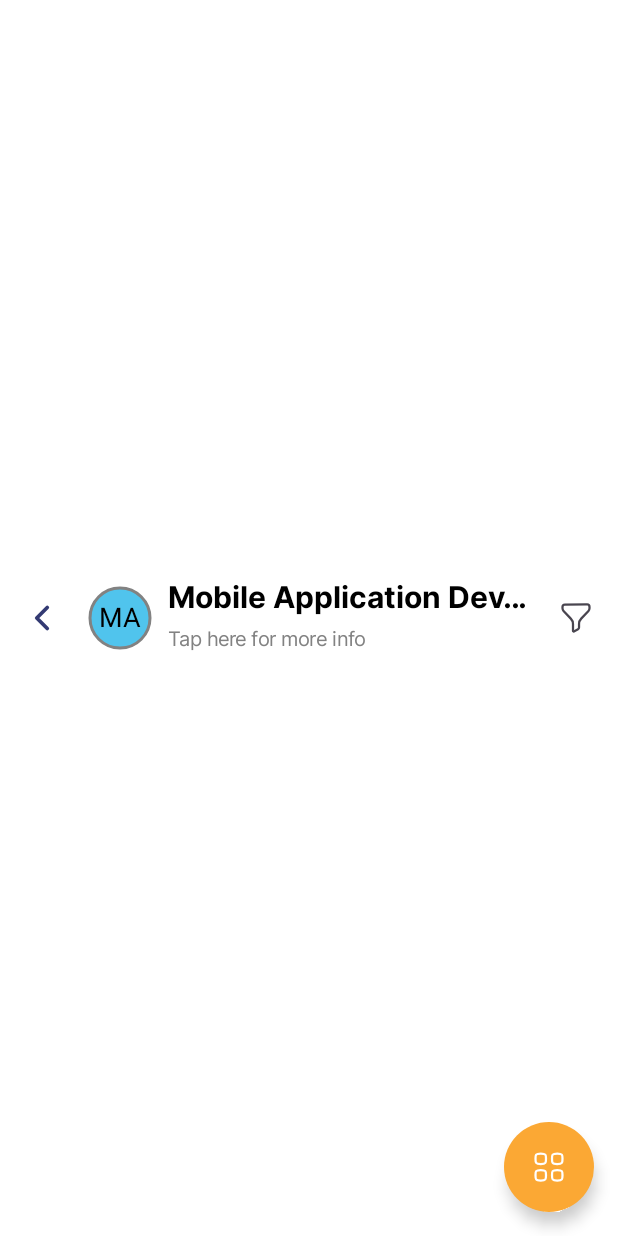
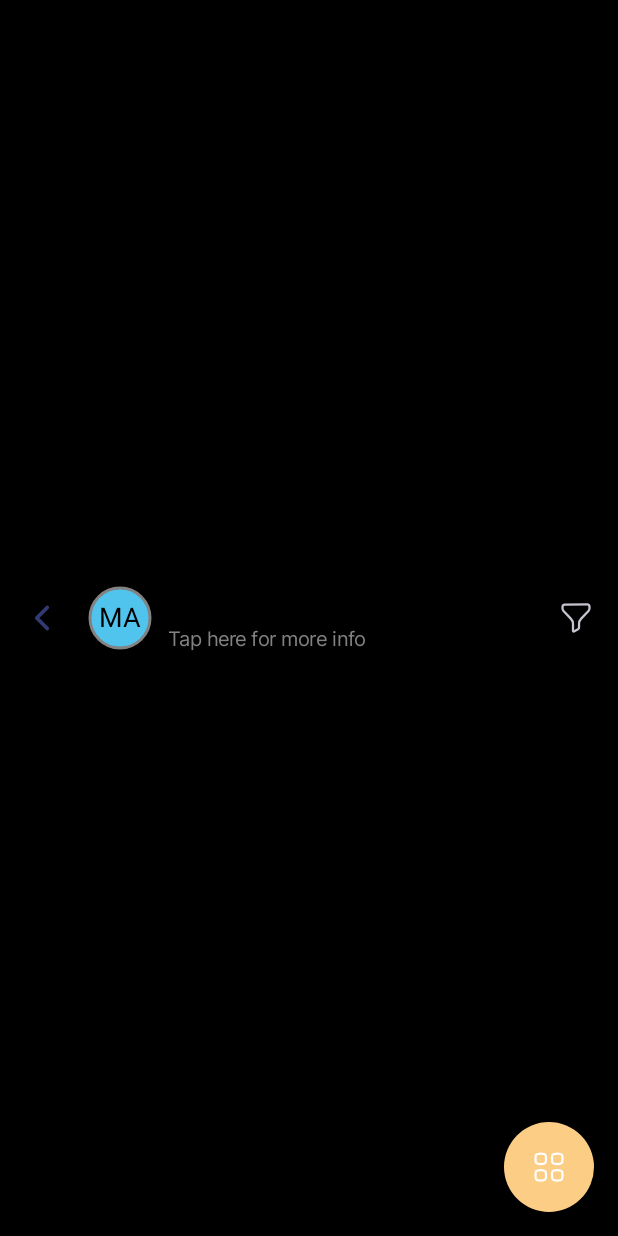
Before and after one commit to pex9/CollaborAnt, an Android app built with Jetpack Compose: the screen it shows after launch (MainActivity), after a tap on "Mobile Application Development", on a phone screen of 412 x 824 dp. Run offline under Robolectric (Android 15) with nearby library versions, the phone set to English and light mode, and no system bars; pictures from the network do not load; 1 statement that could not run was skipped; 1 other tap on this screen came first.

Commit message:
feat: imported colors in Color.kt and changed Theme.kt accordingly

```diff
--- a/app/src/main/java/it/polito/lab5/MainActivity.kt
+++ b/app/src/main/java/it/polito/lab5/MainActivity.kt
@@ -21,7 +21,7 @@ class MainActivity : ComponentActivity() {
     override fun onCreate(savedInstanceState: Bundle?) {
         super.onCreate(savedInstanceState)
         setContent {
-            Lab4Theme(darkTheme= false) {
+            Lab4Theme(darkTheme= true) {
                 if (isFirstLaunch(this) && Build.VERSION.SDK_INT >= Build.VERSION_CODES.S) {
                     appViewModel.setShowDialogValue(checkIfAppApprovedForDomain(this))
                 }
--- a/app/src/main/java/it/polito/lab5/ui/theme/Color.kt
+++ b/app/src/main/java/it/polito/lab5/ui/theme/Color.kt
@@ -1,6 +1,38 @@
 package it.polito.lab5.ui.theme
 
 import androidx.compose.ui.graphics.Color
+
+val Primary = Color(0XFFFA9B1E)
+val PrimaryVariant = Color(0XFFEF8019)
+val PrimaryDark = Color(0XFFFCCD85)
+//val Secondary = Color(0XFF1E7DFA)
+val Secondary = Color(0XFF8CC5FF)
+val SecondaryVariant = Color(0XFF2937B3)
+
+val BackGround = Color(0XFFFFFFFF)
+val BackGroundDark = Color(0xFF121212)
+
+val Surface = Color(0XFFFFFFFF)
+val SurfaceDark = Color(0xFF121212)
+
+val Error = Color(0xFFB00020)
+val ErrorDark = Color(0XFFCF6679)
+
+val OnPrimary = Color(0XFF000000)
+val OnPrimaryDark = Color(0XFF000000)
+
+val OnSecondary = Color(0XFF000000)
+
+val OnBackGround = Color(0XFF000000)
+val OnBackGroundDark = Color(0XFFFFFFFF)
+
+val OnSurface = Color(0XFF000000)
+val OnSurfaceDark = Color(0XFFFFFFFF)
+
+val OnError = Color(0XFFFFFFFF)
+val OnErrorDark = Color(0XFF000000)
+
+val Outline = Color(0XFF828282)
 
 object CollaborantColors{
     // COLLABORANT MAIN PALETTE
--- a/app/src/main/java/it/polito/lab5/ui/theme/Theme.kt
+++ b/app/src/main/java/it/polito/lab5/ui/theme/Theme.kt
@@ -17,23 +17,35 @@ import androidx.compose.ui.platform.LocalView
 import androidx.core.view.WindowCompat
 
 private val DarkColorScheme = darkColorScheme(
-    primary = CollaborantColors.Yellow,
-    secondary = CollaborantColors.DarkBlue,
-    tertiary = CollaborantColors.MediumBlue,
-    background = CollaborantColors.PageBackGroundGray,
-    surface = CollaborantColors.CardBackGroundGray,
-    onPrimary = Color.Black,
-    onSecondary = Color.White,
+    primary = PrimaryDark,
+    primaryContainer = PrimaryVariant,
+    secondary = Secondary,
+    secondaryContainer = Secondary,
+    background = BackGroundDark,
+    surface = SurfaceDark,
+    error = ErrorDark,
+    onPrimary = OnPrimaryDark,
+    onSecondary = OnSecondary,
+    onBackground = OnBackGroundDark,
+    onSurface = OnSurfaceDark,
+    onError = OnErrorDark,
+    outline = Outline
 )
 
 private val LightColorScheme = lightColorScheme(
-    primary = CollaborantColors.Yellow,
-    secondary = CollaborantColors.DarkBlue,
-    tertiary = CollaborantColors.MediumBlue,
-    background = CollaborantColors.PageBackGroundGray,
-    surface = CollaborantColors.CardBackGroundGray,
-    onPrimary = Color.Black,
-    onSecondary = Color.White,
+    primary = Primary,
+    primaryContainer = PrimaryVariant,
+    secondary = Secondary,
+    secondaryContainer = SecondaryVariant,
+    background = BackGround,
+    surface = Surface,
+    error = Error,
+    onPrimary = OnPrimary,
+    onSecondary = OnSecondary,
+    onBackground = OnBackGround,
+    onSurface = OnSurface,
+    onError = OnError,
+    outline = Outline
 )
 
 @Composable
```
